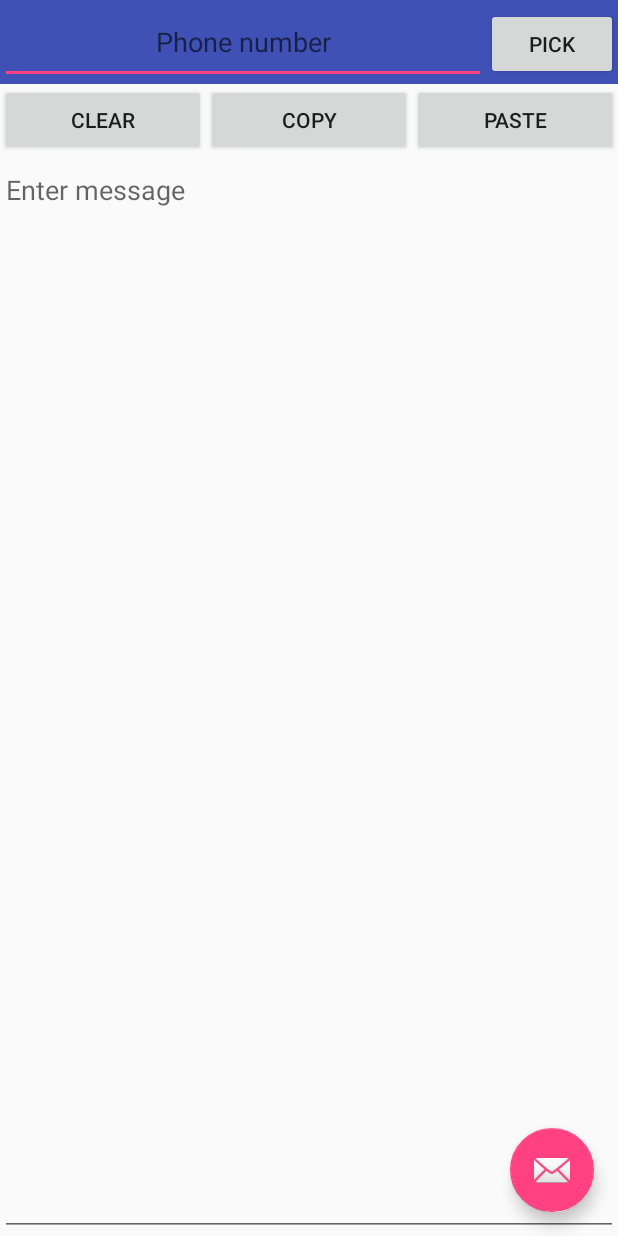
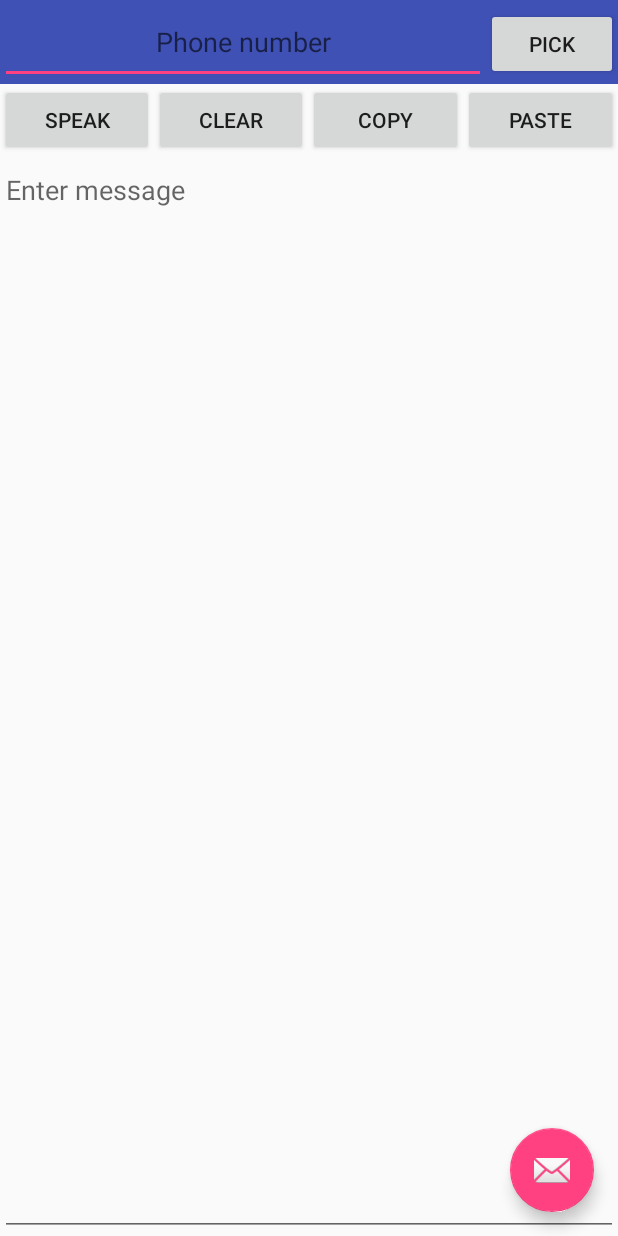
Before and after one commit to alexgzb/6.2AndroidSMSSend, an Android app: the screen it shows after launch (MainActivity), on a phone screen of 412 x 824 dp. Run offline under Robolectric (Android 15) with nearby library versions, the phone set to English and light mode, and no system bars.

Commit message:
Added textToSpeech functionality

```diff
--- a/app/src/main/java/com/gezelbom/androidsms62/MainActivity.java
+++ b/app/src/main/java/com/gezelbom/androidsms62/MainActivity.java
@@ -7,8 +7,10 @@ import android.content.DialogInterface;
 import android.content.Intent;
 import android.database.Cursor;
 import android.net.Uri;
+import android.os.Build;
 import android.os.Bundle;
 import android.provider.ContactsContract;
+import android.speech.tts.TextToSpeech;
 import android.support.design.widget.FloatingActionButton;
 import android.support.design.widget.Snackbar;
 import android.support.v7.app.AppCompatActivity;
@@ -18,11 +20,13 @@ import android.widget.Button;
 import android.widget.EditText;
 import android.widget.Toast;
 
+import java.util.Locale;
+
 
 /**
  * Simple APP to send and receive SMS.
- * The send SMS functionality has copy/paste functionality as well as possibility to get number
- * from contacts.
+ * The send SMS functionality has copy/paste functionality as well as possibility to get number from contacts.
+ * Possibility to speak the text from the body TextToSpeech has been implemented
  * Displays a notification with flashing led lights and vibration when a SMS has been received
  */
 public class MainActivity extends AppCompatActivity {
@@ -30,9 +34,11 @@ public class MainActivity extends AppCompatActivity {
     EditText phoneNumberEditText;
     EditText smsBodyEditText;
     Button pickButton;
+    Button speakButton;
     Button clearButton;
     Button copyButton;
     Button pasteButton;
+    TextToSpeech textToSpeech;
     ClipboardManager myClipboard;
     public final int PICK_CONTACT = 8888;
 
@@ -41,7 +47,32 @@ public class MainActivity extends AppCompatActivity {
         super.onCreate(savedInstanceState);
         setContentView(R.layout.activity_main);
 
+        // Get the ClipboardManager from the system
         myClipboard = (ClipboardManager) getSystemService(CLIPBOARD_SERVICE);
+
+        // Creating a new instans of texttoSpeech Class and setting language to English
+        textToSpeech = new TextToSpeech(this, new TextToSpeech.OnInitListener() {
+            @Override
+            public void onInit(int status) {
+                if (status != TextToSpeech.ERROR) {
+                    textToSpeech.setLanguage(Locale.ENGLISH);
+                }
+            }
+        });
+
+        //SpeakButton setup
+        speakButton = (Button) findViewById(R.id.buttonSpeak);
+        speakButton.setOnClickListener(new View.OnClickListener() {
+            @Override
+            public void onClick(View v) {
+                // Use the textToSpeech object to speak the text from the body
+                if (Build.VERSION.SDK_INT >= Build.VERSION_CODES.LOLLIPOP) {
+                    textToSpeech.speak(smsBodyEditText.getText().toString(), TextToSpeech.QUEUE_ADD, null, "SMS-SPEAK");
+                } else {
+                    textToSpeech.speak(smsBodyEditText.getText().toString(), TextToSpeech.QUEUE_ADD, null);
+                }
+            }
+        });
 
         //ClearButton setup
         clearButton = (Button) findViewById(R.id.buttonClear);
--- a/app/src/main/res/layout/activity_main.xml
+++ b/app/src/main/res/layout/activity_main.xml
@@ -1,25 +1,8 @@
 <?xml version="1.0" encoding="utf-8"?>
 <android.support.design.widget.CoordinatorLayout xmlns:android="http://schemas.android.com/apk/res/android"
-    xmlns:app="http://schemas.android.com/apk/res-auto"
-    xmlns:tools="http://schemas.android.com/tools"
     android:layout_width="match_parent"
     android:layout_height="match_parent"
-    android:fitsSystemWindows="true"
-    tools:context="com.gezelbom.androidsms62.MainActivity">
-
-    <!--<android.support.design.widget.AppBarLayout-->
-    <!--android:layout_width="match_parent"-->
-    <!--android:layout_height="wrap_content"-->
-    <!--android:theme="@style/AppTheme.AppBarOverlay">-->
-
-    <!--<android.support.v7.widget.Toolbar-->
-    <!--android:id="@+id/toolbar"-->
-    <!--android:layout_width="match_parent"-->
-    <!--android:layout_height="?attr/actionBarSize"-->
-    <!--android:background="?attr/colorPrimary"-->
-    <!--app:popupTheme="@style/AppTheme.PopupOverlay" />-->
-
-    <!--</android.support.design.widget.AppBarLayout>-->
+    android:fitsSystemWindows="true">
 
     <RelativeLayout
         android:layout_width="match_parent"
@@ -58,6 +41,13 @@
             android:layout_height="wrap_content"
             android:layout_below="@id/linearLayout_TopBar"
             android:orientation="horizontal">
+
+            <Button
+                android:id="@+id/buttonSpeak"
+                android:layout_width="wrap_content"
+                android:layout_height="wrap_content"
+                android:layout_weight="1"
+                android:text="Speak" />
 
             <Button
                 android:id="@+id/buttonClear"
```
